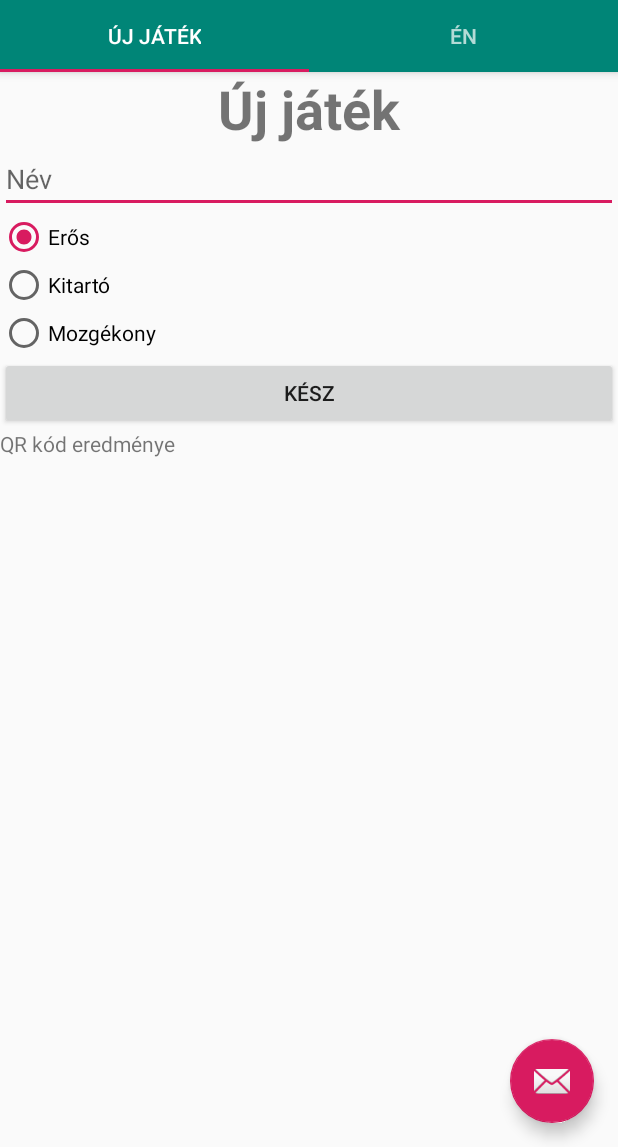
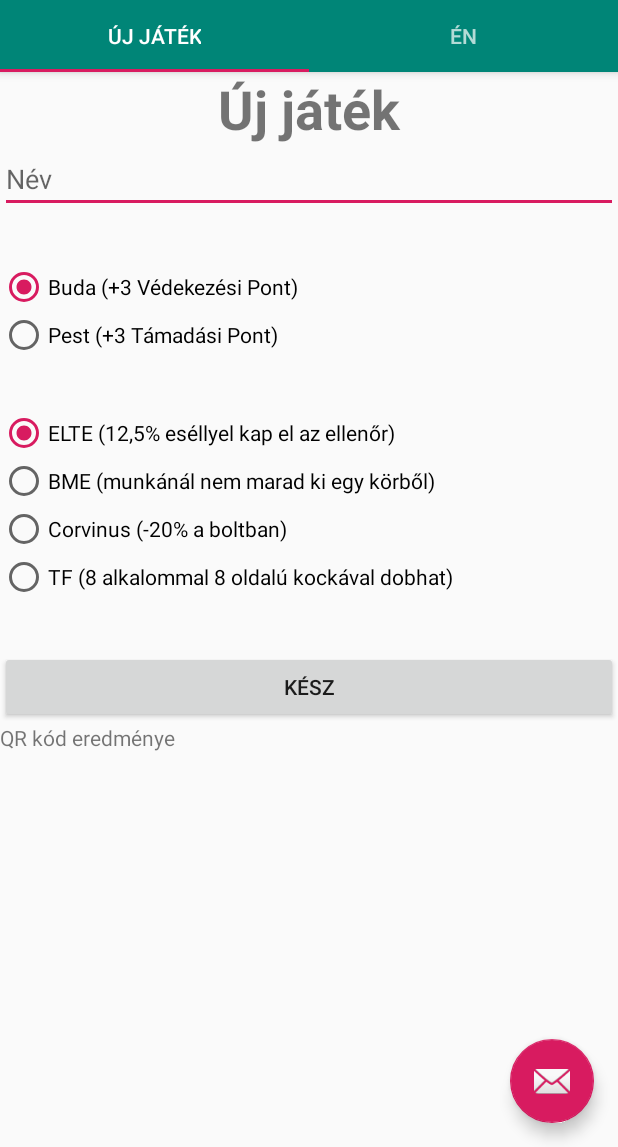
Before and after one commit to Kikikan/BudapestQuest, an Android app: the screen it shows after launch (MainActivity), after a tap on "KÉSZ", on a phone screen of 412 x 824 dp, the part 89-1236 px from its top. Run offline under Robolectric (Android 15) with nearby library versions, the phone set to English and light mode, and no system bars.

Commit message:
Karakter statjai rendesen megcsinálva Karakter készítési menü befejezve

```diff
--- a/app/src/main/java/com/example/budapestquest/GameController.java
+++ b/app/src/main/java/com/example/budapestquest/GameController.java
@@ -5,13 +5,23 @@ import android.view.View;
 import android.widget.ImageView;
 import android.widget.TextView;
 
-import com.example.budapestquest.Karakterek.Eros;
+import com.example.budapestquest.Karakterek.Buda;
 import com.example.budapestquest.Karakterek.Karakter;
-import com.example.budapestquest.Karakterek.Kitarto;
-import com.example.budapestquest.Karakterek.Mozgekony;
+import com.example.budapestquest.Karakterek.Pest;
 import com.google.zxing.WriterException;
 
+import java.util.ArrayList;
+import java.util.List;
+
 public class GameController {
+
+    public static List<Integer> KasztRadioButtonIdList = new ArrayList<>();
+    public static List<Integer> ClassRadioButtonIdList = new ArrayList<>();
+
+    public static final int ELTE_ID = 1;
+    public static final int BME_ID = 2;
+    public static final int CORVINUS_ID = 3;
+    public static final int TF_ID = 4;
 
     private static Karakter En;
     private TextView nameText;
@@ -60,23 +70,36 @@ public class GameController {
         }
     }
 
-    protected void CreateChar(String name, int id) {
-        switch (id) {
-            case 2131230818:
-                En = new Eros();
+    protected void CreateChar(String name, int kasztId, int uniId) {
+        String uni = "";
+        switch (kasztId) {
+            case 0:
+                En = new Buda();
                 break;
-            case 2131230819:
-                En = new Kitarto();
-                break;
-            case 2131230820:
-                En = new Mozgekony();
+            case 1:
+                En = new Pest();
                 break;
                 default:
                     En = new Karakter();
                     break;
         }
-        nameText.setText(name);
+        switch(uniId) {
+            case GameController.ELTE_ID:
+                uni = "ELTE";
+                break;
+            case GameController.BME_ID:
+                uni = "BME";
+                break;
+            case GameController.CORVINUS_ID:
+                uni = "Corvinus";
+                break;
+            case GameController.TF_ID:
+                uni = "TF";
+                break;
+        }
+        nameText.setText(name + " (" + uni + ")");
         En.Name = name;
+        En.UNI = uniId;
         Update();
     }
 }
--- /dev/null
+++ b/app/src/main/java/com/example/budapestquest/Karakterek/Buda.java
@@ -0,0 +1,7 @@
+package com.example.budapestquest.Karakterek;
+
+public class Buda extends Karakter {
+        public Buda() {
+                DeP += 3;
+        }
+}
--- a/app/src/main/java/com/example/budapestquest/Karakterek/Eros.java
+++ /dev/null
@@ -1,8 +0,0 @@
-package com.example.budapestquest.Karakterek;
-
-public class Eros extends Karakter {
-        public Eros() {
-                DMG += 5.0f;
-                DaP += 10.0f;
-        }
-}
--- a/app/src/main/java/com/example/budapestquest/Karakterek/Karakter.java
+++ b/app/src/main/java/com/example/budapestquest/Karakterek/Karakter.java
@@ -5,19 +5,19 @@ import com.example.budapestquest.Targyak.Targy;
 public class Karakter {
 
     public String Name = "";
-    public int LVL = 0;
-    public float XP = 0.0f;    // Ákos dokumentumából kiszedett statok
-    public int FT = 1000;
-    public float HP = 100.0f;
-    public float DMG = 10.0f;
-    public float DaP = 0.0f;
-    public float DeP = 0.0f;
-    public float CR = 0.0f;
-    public float DO = 0.0f;
+    public int UNI = 0;
+    public double XP = 0;
+    public int FT = 100;
+    public double HP = 100;
+    public double DMG = 10;
+    public double DaP = 0;
+    public double DeP = 0;
+    public double CR = 0.05;
+    public double DO = 0.05;
 
     public Targy[] Felszereles = new Targy[4];  // 0 - fej, 1 - mellkas, 2 - láb, 3 - fegyver
 
     public String GenerateCode() {
-        return Name + "|" + LVL + "|" + HP + "|" + DMG + "|" + DaP + "|" + DeP + "|" + CR + "|" + DO; //Todo: Felszerelés továbbítása
+        return Name + "|" + HP + "|" + DMG + "|" + DaP + "|" + DeP + "|" + CR + "|" + DO; //Todo: Felszerelés továbbítása
     }
 }
--- a/app/src/main/java/com/example/budapestquest/Karakterek/Kitarto.java
+++ /dev/null
@@ -1,8 +0,0 @@
-package com.example.budapestquest.Karakterek;
-
-public class Kitarto extends Karakter {
-        public Kitarto() {
-                DeP += 10.0f;
-                HP += 5.0f;
-        }
-}
--- a/app/src/main/java/com/example/budapestquest/Karakterek/Mozgekony.java
+++ /dev/null
@@ -1,8 +0,0 @@
-package com.example.budapestquest.Karakterek;
-
-public class Mozgekony extends Karakter {
-        public Mozgekony() {
-                CR += 10.0f;
-                DO += 5.0f;
-        }
-}
--- /dev/null
+++ b/app/src/main/java/com/example/budapestquest/Karakterek/Pest.java
@@ -0,0 +1,7 @@
+package com.example.budapestquest.Karakterek;
+
+public class Pest extends Karakter {
+        public Pest() {
+                DaP += 3;
+        }
+}
--- a/app/src/main/java/com/example/budapestquest/MainActivity.java
+++ b/app/src/main/java/com/example/budapestquest/MainActivity.java
@@ -33,7 +33,6 @@ import org.w3c.dom.Text;
 public class MainActivity extends AppCompatActivity {
 
     public static GameController gameController = new GameController();
-    RadioGroup radioGroup;
     public static final int QR_READER_CODE = 100;
     public TextView QrResultText;
 
@@ -63,9 +62,31 @@ public class MainActivity extends AppCompatActivity {
     public void CreateButton(View v) {
         EditText nameText = findViewById(R.id.nevEditText);
         String name = nameText.getText().toString();
-        radioGroup = findViewById(R.id.kasztgroup);
-        int radioId = radioGroup.getCheckedRadioButtonId();
-        gameController.CreateChar(name, radioId);
+        RadioGroup kasztGroup = findViewById(R.id.kasztgroup);
+        RadioButton[] kasztButtons = new RadioButton[kasztGroup.getChildCount()];
+        RadioGroup uniGroup = findViewById(R.id.unigroup);
+        RadioButton[] uniButtons = new RadioButton[uniGroup.getChildCount()];
+        for (int i = 0; i < kasztButtons.length; i++) {
+            kasztButtons[i] = (RadioButton)kasztGroup.getChildAt(i);
+        }
+        for (int i = 0; i < uniButtons.length; i++) {
+            uniButtons[i] = (RadioButton)uniGroup.getChildAt(i);
+        }
+        int kasztId = -1;
+        int uniId = -1;
+        int kasztCheckedId = kasztGroup.getCheckedRadioButtonId();
+        int uniCheckedId = uniGroup.getCheckedRadioButtonId();
+        for (int i = 0; i < kasztButtons.length; i++) {
+            if (kasztButtons[i].getId() == kasztCheckedId) {
+                kasztId = i;
+            }
+        }
+        for (int i = 0; i < uniButtons.length; i++) {
+            if (uniButtons[i].getId() == uniCheckedId) {
+                uniId = i + 1;
+            }
+        }
+        gameController.CreateChar(name, kasztId, uniId);
     }
 
     protected void onActivityResult(int requestCode, int resultCode, Intent intent) {
--- a/app/src/main/res/layout/tab1.xml
+++ b/app/src/main/res/layout/tab1.xml
@@ -21,6 +21,7 @@
         android:inputType="textPersonName" />
 
     <RadioGroup
+        android:layout_marginTop="50px"
         android:layout_width="match_parent"
         android:layout_height="wrap_content"
         android:id="@+id/kasztgroup">
@@ -38,16 +39,45 @@
             android:layout_width="wrap_content"
             android:text="@string/kaszt2"
             />
+
+    </RadioGroup>
+
+    <RadioGroup
+        android:layout_marginTop="50px"
+        android:layout_width="match_parent"
+        android:layout_height="wrap_content"
+        android:id="@+id/unigroup">
+
         <RadioButton
-            android:id="@+id/kaszt3"
+            android:id="@+id/uni1"
             android:layout_height="wrap_content"
             android:layout_width="wrap_content"
-            android:text="@string/kaszt3"
+            android:text="@string/uni1"
+            android:checked="true"
+            />
+        <RadioButton
+            android:id="@+id/uni2"
+            android:layout_height="wrap_content"
+            android:layout_width="wrap_content"
+            android:text="@string/uni2"
+            />
+        <RadioButton
+            android:id="@+id/uni3"
+            android:layout_height="wrap_content"
+            android:layout_width="wrap_content"
+            android:text="@string/uni3"
+            />
+        <RadioButton
+            android:id="@+id/uni4"
+            android:layout_height="wrap_content"
+            android:layout_width="wrap_content"
+            android:text="@string/uni4"
             />
 
     </RadioGroup>
 
     <Button
+        android:layout_marginTop="50px"
         android:id="@+id/createchar"
         android:layout_width="match_parent"
         android:layout_height="wrap_content"
--- a/app/src/main/res/values/strings.xml
+++ b/app/src/main/res/values/strings.xml
@@ -3,9 +3,12 @@
     <string name="tab_text_1">Új játék</string>
     <string name="tab_text_2">Én</string>
     <string name="switch1_text">Hoszt</string>
-    <string name="kaszt1">Erős</string>
-    <string name="kaszt2">Kitartó</string>
-    <string name="kaszt3">Mozgékony</string>
+    <string name="kaszt1">Buda (+3 Védekezési Pont)</string>
+    <string name="kaszt2">Pest (+3 Támadási Pont)</string>
+    <string name="uni1">ELTE (12,5% eséllyel kap el az ellenőr)</string>
+    <string name="uni2">BME (munkánál nem marad ki egy körből)</string>
+    <string name="uni3">Corvinus (-20% a boltban)</string>
+    <string name="uni4">TF (8 alkalommal 8 oldalú kockával dobhat)</string>
     <string name="low_storage_error">Alacsony tárhely.</string>
     <string name="no_camera_permission">Nincs jogom használni a kamerát.</string>
 </resources>
```
